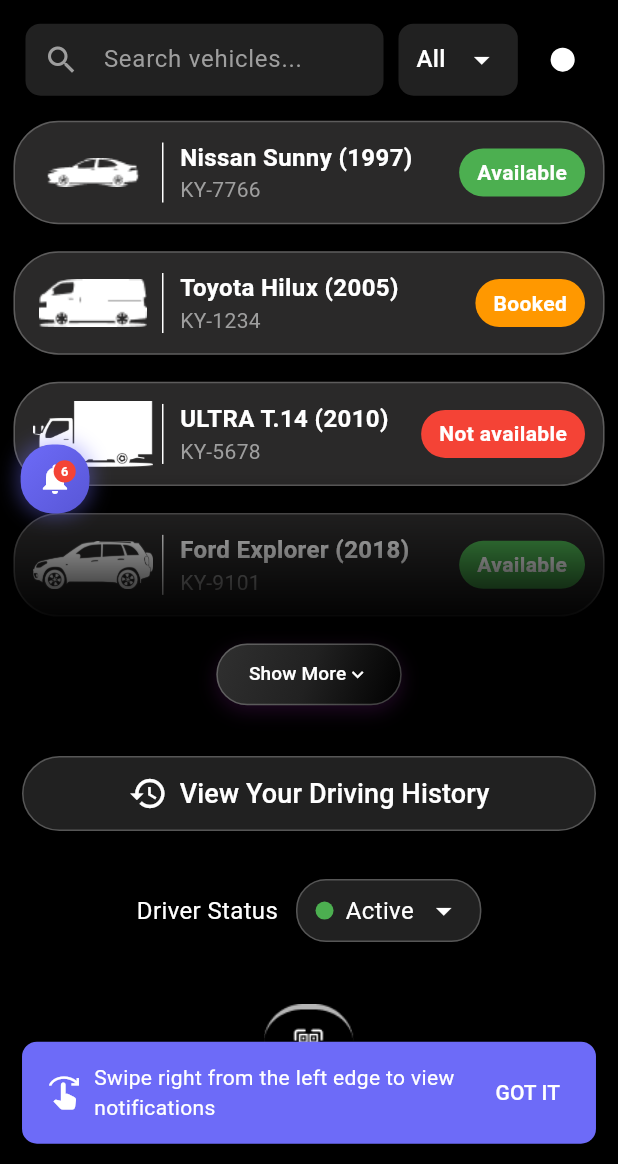
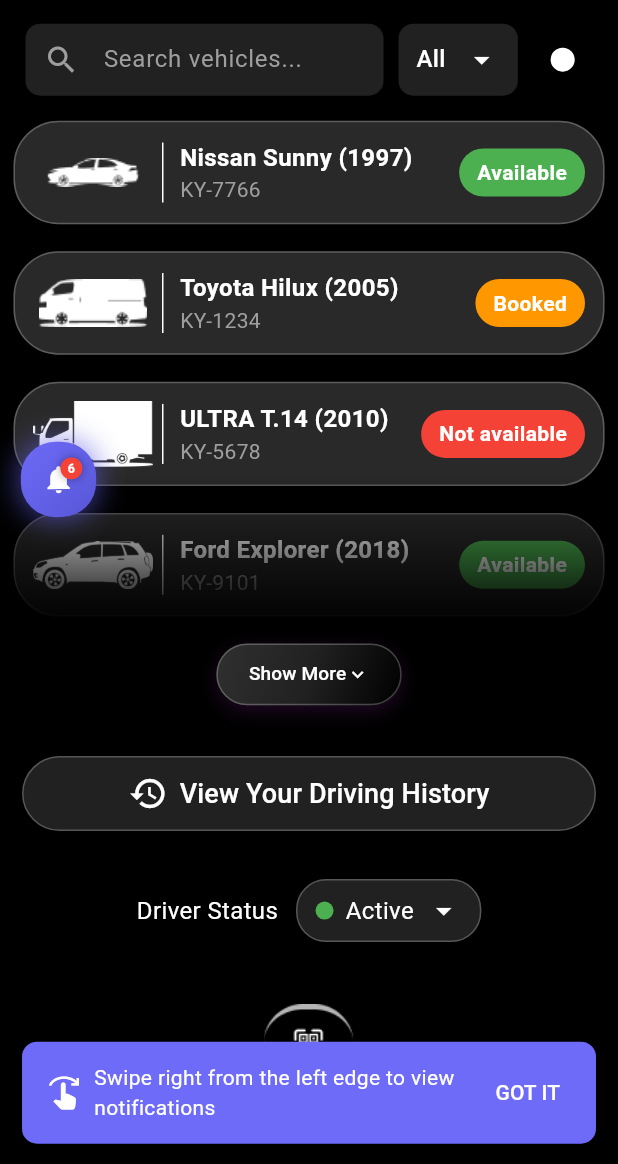
Before and after one commit to DriveOrbit/Driveorbit-App, a Flutter app: the DashboardDriverPage screen opened by its route, on a phone screen of 412 x 824 dp, the part 72-1236 px from its top. Run offline on Flutter 3.47's test engine with Material 3 defaults, Android fonts, the phone set to English and light mode, and no system bars; our stand-ins replace cloud_firestore, firebase_auth, firebase_core, flutter_otp_text_field, flutter_screenutil, geolocator and 4 more; missing offline and left inert: flutter_swipe_button, mobile_scanner; accounts and stored records are empty; network calls fail.

Commit message:
feat: Replace static notification circle with draggable animated version in map and driver pages

```diff
--- a/lib/screens/dashboard/dashboard_driver_page.dart
+++ b/lib/screens/dashboard/dashboard_driver_page.dart
@@ -15,6 +15,7 @@ import 'package:flutter/services.dart';
 import 'package:flutter_screenutil/flutter_screenutil.dart';
 import 'package:google_fonts/google_fonts.dart';
 import 'package:shared_preferences/shared_preferences.dart';
+import 'package:driveorbit_app/widgets/draggable_notification_circle.dart';
 
 class DashboardDriverPage extends StatefulWidget {
   const DashboardDriverPage({super.key});
@@ -51,7 +52,6 @@ class _DashboardDriverPageState extends State<DashboardDriverPage>
 
   // Add animation controllers for notification hint
   AnimationController? _notificationHintController;
-  Animation<Offset>? _notificationHintAnimation;
   bool _hasShownNotificationTutorial = false;
 
   @override
@@ -79,14 +79,6 @@ class _DashboardDriverPageState extends State<DashboardDriverPage>
       duration: const Duration(milliseconds: 1500),
       vsync: this,
     );
-
-    _notificationHintAnimation = Tween<Offset>(
-      begin: const Offset(-0.2, 0.0),
-      end: const Offset(0.2, 0.0),
-    ).animate(CurvedAnimation(
-      parent: _notificationHintController!,
-      curve: Curves.easeInOut,
-    ));
 
     // Check if we've shown the tutorial before
     _checkNotificationTutorial();
@@ -717,8 +709,6 @@ class _DashboardDriverPageState extends State<DashboardDriverPage>
                             mainAxisAlignment: MainAxisAlignment.spaceAround,
                             children:
                                 List.generate(statusOptions.length, (index) {
-                              final status =
-                                  statusOptions[index]['status'] as String;
                               final color =
                                   statusOptions[index]['color'] as Color;
                               final isSelected = selectedIndex == index;
@@ -808,6 +798,9 @@ class _DashboardDriverPageState extends State<DashboardDriverPage>
       backgroundColor: Colors.black,
       // Enable drawer edge gesture detection by default
       drawerEnableOpenDragGesture: true,
+      // Increase the area for swipe detection - fix the duplicate property
+      drawerEdgeDragWidth: MediaQuery.of(context).size.width *
+          0.5, // 30% of screen width for easier access
       drawer: NotificationDrawer(
         notifications: _notifications,
         onMarkAsRead: _markAsRead,
@@ -815,7 +808,6 @@ class _DashboardDriverPageState extends State<DashboardDriverPage>
         hasUnreadNotifications: _hasUnreadNotifications,
       ),
       // Make drawer easy to open
-      drawerEdgeDragWidth: 60, // Wider area to detect swipes
 
       // Restore missing AppBar
       appBar: AppBar(
@@ -1047,70 +1039,12 @@ class _DashboardDriverPageState extends State<DashboardDriverPage>
               },
             ),
 
-          // Keep only the notification circle
+          // Replace the old notification circle with the new animated one
           if (_hasUnreadNotifications)
-            Positioned(
-              left: 15.w,
-              top: MediaQuery.of(context).size.height * 0.35,
-              child: GestureDetector(
-                onTap: () => _scaffoldKey.currentState?.openDrawer(),
-                child: Container(
-                  width: 50.w,
-                  height: 50.w,
-                  decoration: BoxDecoration(
-                    gradient: const LinearGradient(
-                      colors: [Color(0xFF6D6BF8), Color(0xFF5856D6)],
-                      begin: Alignment.topLeft,
-                      end: Alignment.bottomRight,
-                    ),
-                    borderRadius: BorderRadius.circular(25.r),
-                    boxShadow: [
-                      BoxShadow(
-                        color: const Color(0xFF6D6BF8).withOpacity(0.4),
-                        blurRadius: 10,
-                        spreadRadius: 2,
-                      ),
-                    ],
-                  ),
-                  child: Stack(
-                    alignment: Alignment.center,
-                    children: [
-                      const Icon(
-                        Icons.notifications,
-                        color: Colors.white,
-                        size: 24,
-                      ),
-                      if (_unreadNotificationCount > 0)
-                        Positioned(
-                          right: 10.w,
-                          top: 10.h,
-                          child: Container(
-                            padding: EdgeInsets.all(4.r),
-                            decoration: const BoxDecoration(
-                              color: Colors.red,
-                              shape: BoxShape.circle,
-                            ),
-                            constraints: BoxConstraints(
-                              minWidth: 16.w,
-                              minHeight: 16.w,
-                            ),
-                            child: Text(
-                              _unreadNotificationCount > 9
-                                  ? '9+'
-                                  : '$_unreadNotificationCount',
-                              style: TextStyle(
-                                color: Colors.white,
-                                fontSize: 10.sp,
-                                fontWeight: FontWeight.bold,
-                              ),
-                              textAlign: TextAlign.center,
-                            ),
-                          ),
-                        ),
-                    ],
-                  ),
-                ),
-              ),
+            DraggableNotificationCircle(
+              notificationCount: _unreadNotificationCount,
+              onDragComplete: () => _scaffoldKey.currentState?.openDrawer(),
+              showIndicator: true,
             ),
         ],
       ),
--- a/lib/widgets/draggable_notification_circle.dart
+++ b/lib/widgets/draggable_notification_circle.dart
@@ -26,71 +26,72 @@ class _DraggableNotificationCircleState
   bool _isDragging = false;
   final double _maxDragDistance = 100.0;
 
-  AnimationController? _pulseController;
-  Animation<double>? _pulseAnimation;
+  // Animation controllers
+  late AnimationController _animationController;
+  late Animation<double> _pulseAnimation;
+  late Animation<double> _rotateAnimation;
+  late Animation<Color?> _colorAnimation;
+  late Animation<double> _bounceAnimation;
 
   @override
   void initState() {
     super.initState();
 
-    // Initialize pulse animation if we have notifications
-    if (widget.notificationCount > 0) {
-      _pulseController = AnimationController(
-        duration: const Duration(milliseconds: 1500),
+    // Initialize animation controller with a longer duration for smoother animations
+    _animationController = AnimationController(
+      duration: const Duration(milliseconds: 3000),
       vsync: this,
     );
 
-      _pulseAnimation = Tween<double>(begin: 1.0, end: 1.2).animate(
+    // Pulse animation (grow and shrink) - fixed to ensure values stay within [0.0, 1.0]
+    _pulseAnimation = TweenSequence<double>([
+      TweenSequenceItem(tween: Tween<double>(begin: 1.0, end: 1.08), weight: 1),
+      TweenSequenceItem(
+          tween: Tween<double>(begin: 1.08, end: 0.96), weight: 1),
+      TweenSequenceItem(tween: Tween<double>(begin: 0.96, end: 1.0), weight: 1),
+    ]).animate(CurvedAnimation(
+      parent: _animationController,
+      curve: const Interval(0.0, 0.7, curve: Curves.easeInOut),
+    ));
+
+    // Subtle rotation animation - keep within smaller angle range
+    _rotateAnimation = Tween<double>(begin: -0.03, end: 0.03).animate(
       CurvedAnimation(
-          parent: _pulseController!,
+        parent: _animationController,
+        curve: const Interval(0.3, 1.0, curve: Curves.easeInOut),
+      ),
+    );
+
+    // Color animation for the glow effect
+    _colorAnimation = ColorTween(
+      begin: const Color(0xFF6D6BF8).withOpacity(0.4),
+      end: const Color(0xFF5856D6).withOpacity(0.7),
+    ).animate(
+      CurvedAnimation(
+        parent: _animationController,
         curve: Curves.easeInOut,
       ),
     );
 
-      // Repeat the animation
-      _pulseController!.repeat(reverse: true);
-    }
+    // Fixed bounce animation to prevent range errors
+    _bounceAnimation = Tween<double>(
+      begin: 0.0,
+      end: -3.0,
+    ).animate(
+      CurvedAnimation(
+        parent: _animationController,
+        curve: Curves.easeInOut,
+      ),
+    );
+
+    // Start the animation and repeat it
+    _animationController.repeat(reverse: true);
   }
 
   @override
   void dispose() {
-    _pulseController?.dispose();
+    _animationController.dispose();
     super.dispose();
-  }
-
-  @override
-  void didUpdateWidget(DraggableNotificationCircle oldWidget) {
-    super.didUpdateWidget(oldWidget);
-
-    // Handle changes in notification count or visibility
-    if (oldWidget.notificationCount != widget.notificationCount ||
-        oldWidget.showIndicator != widget.showIndicator) {
-      // Clean up controller if we have no notifications or indicator shouldn't be shown
-      if ((widget.notificationCount == 0 || !widget.showIndicator) &&
-          _pulseController != null) {
-        _pulseController?.dispose();
-        _pulseController = null;
-        _pulseAnimation = null;
-      }
-      // Create controller if we now have notifications and should show them
-      else if (widget.notificationCount > 0 &&
-          widget.showIndicator &&
-          _pulseController == null) {
-        _pulseController = AnimationController(
-          duration: const Duration(milliseconds: 1500),
-          vsync: this,
-        );
-
-        _pulseAnimation = Tween<double>(begin: 1.0, end: 1.2).animate(
-          CurvedAnimation(
-            parent: _pulseController!,
-            curve: Curves.easeInOut,
-          ),
-        );
-
-        _pulseController!.repeat(reverse: true);
-      }
-    }
   }
 
   // This will be called when the circle is tapped directly
@@ -136,40 +137,44 @@ class _DraggableNotificationCircleState
               _dragY = 0;
             });
           },
-          child: Transform.translate(
-            offset: Offset(_dragX, _dragY),
-            child: _pulseController != null && _pulseAnimation != null
-                ? AnimatedBuilder(
-                    animation: _pulseController!,
+          child: AnimatedBuilder(
+            animation: _animationController,
             builder: (context, child) {
-                      return Transform.scale(
-                        scale: _pulseAnimation!.value,
-                        child: _buildNotificationCircle(),
+              return Transform.translate(
+                offset: Offset(_dragX, _bounceAnimation.value + _dragY),
+                child: Transform.rotate(
+                  angle: _rotateAnimation.value,
+                  child: Transform.scale(
+                    scale: _pulseAnimation.value,
+                    child: _buildNotificationCircle(
+                      _colorAnimation.value ??
+                          const Color(0xFF6D6BF8).withOpacity(0.5),
+                    ),
+                  ),
+                ),
               );
             },
-                  )
-                : _buildNotificationCircle(),
           ),
         ),
       ),
     );
   }
 
-  Widget _buildNotificationCircle() {
+  Widget _buildNotificationCircle(Color shadowColor) {
     return Container(
-      width: 50.w,
-      height: 50.w,
+      width: 55.w,
+      height: 55.w,
       decoration: BoxDecoration(
         gradient: const LinearGradient(
           colors: [Color(0xFF6D6BF8), Color(0xFF5856D6)],
           begin: Alignment.topLeft,
           end: Alignment.bottomRight,
         ),
-        borderRadius: BorderRadius.circular(25.r),
+        borderRadius: BorderRadius.circular(27.5.r),
         boxShadow: [
           BoxShadow(
-            color: const Color(0xFF6D6BF8).withOpacity(0.4),
-            blurRadius: 10,
+            color: shadowColor,
+            blurRadius: 15,
             spreadRadius: 2,
           ),
         ],
@@ -177,10 +182,10 @@ class _DraggableNotificationCircleState
       child: Stack(
         alignment: Alignment.center,
         children: [
-          const Icon(
+          Icon(
             Icons.notifications,
             color: Colors.white,
-            size: 24, // Explicit size for better visibility
+            size: 26.sp,
           ),
           if (widget.notificationCount > 0)
             Positioned(
@@ -188,9 +193,16 @@ class _DraggableNotificationCircleState
               top: 10.h,
               child: Container(
                 padding: EdgeInsets.all(4.r),
-                decoration: const BoxDecoration(
+                decoration: BoxDecoration(
                   color: Colors.red,
                   shape: BoxShape.circle,
+                  boxShadow: [
+                    BoxShadow(
+                      color: Colors.black.withOpacity(0.3),
+                      blurRadius: 4,
+                      spreadRadius: 0.5,
+                    ),
+                  ],
                 ),
                 constraints: BoxConstraints(
                   minWidth: 16.w,
@@ -215,7 +227,7 @@ class _DraggableNotificationCircleState
               height: double.infinity,
               decoration: BoxDecoration(
                 color: Colors.black.withOpacity(0.3),
-                borderRadius: BorderRadius.circular(25.r),
+                borderRadius: BorderRadius.circular(27.5.r),
               ),
               child: Row(
                 mainAxisAlignment: MainAxisAlignment.center,
```
Also changed, not shown: lib/screens/vehicle_dasboard/map_page.dart (+11 -70 lines). Lines whose indentation alone changed are shown as unchanged.
